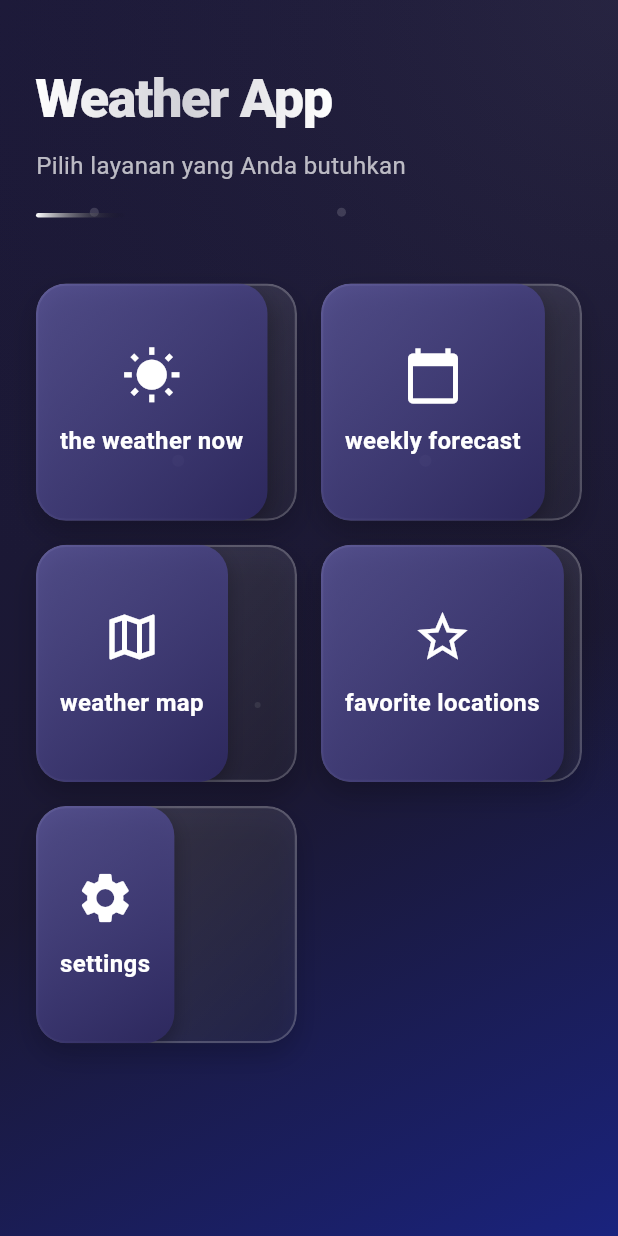
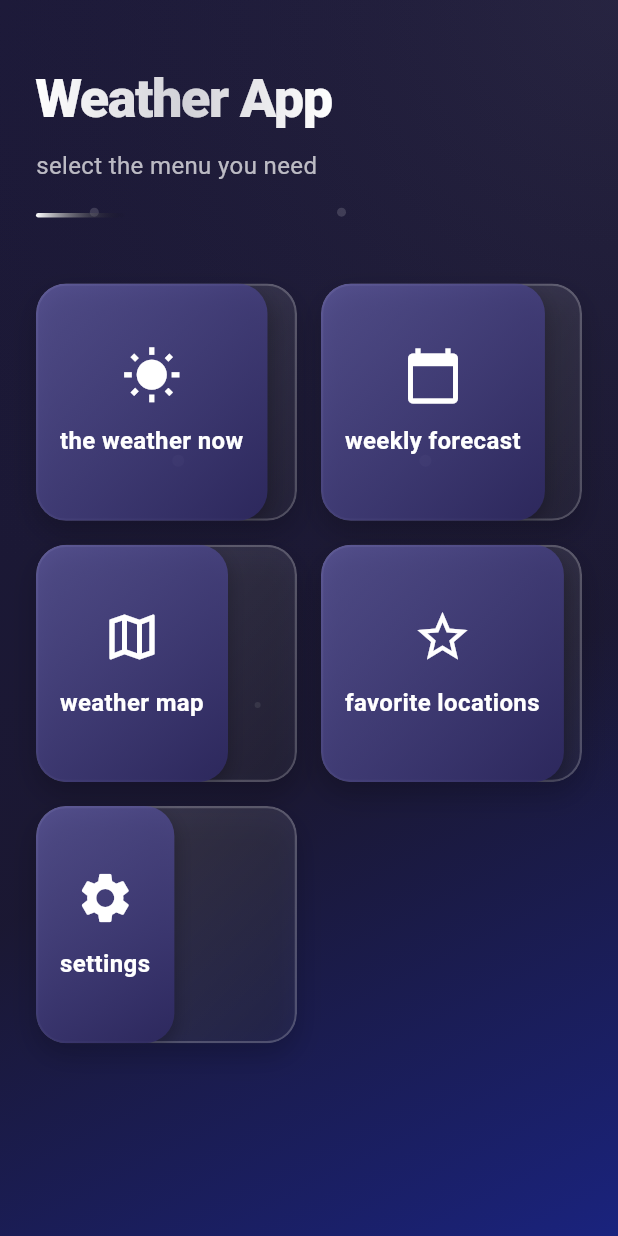
Before and after one commit to wahyualif23014/WeatherAPP, a Flutter app: the screen it shows after launch, on a phone screen of 412 x 824 dp. Run offline on Flutter 3.47's test engine with Material 3 defaults, Android fonts, the phone set to English and light mode, and no system bars.

Commit message:
new saja

```diff
--- a/lib/screens/mainMenu_screen.dart
+++ b/lib/screens/mainMenu_screen.dart
@@ -246,7 +246,7 @@ class _MainMenuScreenState extends State<MainMenuScreen>
               const SizedBox(height: 8),
 
               Text(
-                'Pilih layanan yang Anda butuhkan',
+                'select the menu you need',
                 style: TextStyle(
                   fontSize: 16,
                   color: Colors.white.withOpacity(0.7),
```
